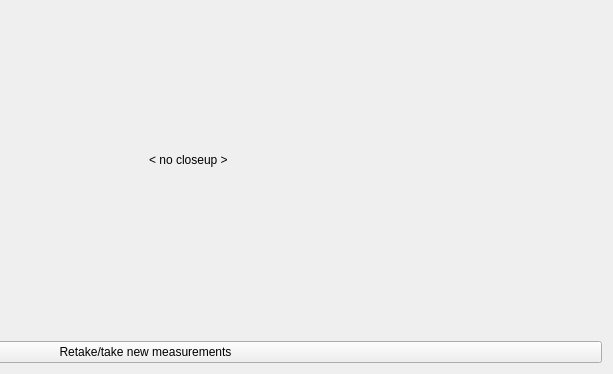
This is rosws/src/rover_rqt_science/resource/inner.ui in Zhangwenyao1/URC as Qt 5 draws it before an edit; both pictures show x 322 to 935 and y 135 to 509 of the 935 by 509 pixel window. The edited form follows.
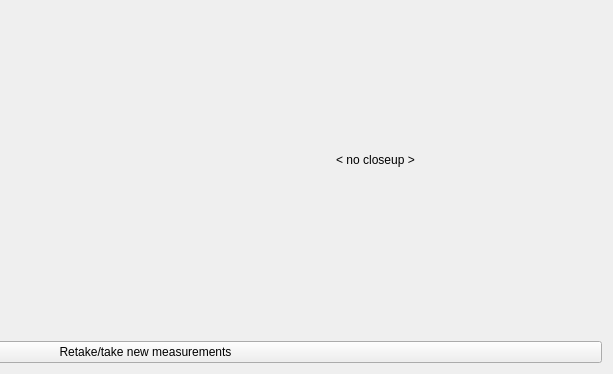
This is the edited form.

Patch:
```diff
--- a/rosws/src/rover_rqt_science/resource/inner.ui
+++ b/rosws/src/rover_rqt_science/resource/inner.ui
@@ -165,6 +165,9 @@
          <property name="text">
           <string>&lt; no closeup &gt;</string>
          </property>
+         <property name="alignment">
+          <set>Qt::AlignCenter</set>
+         </property>
         </widget>
        </item>
        <item>
```
